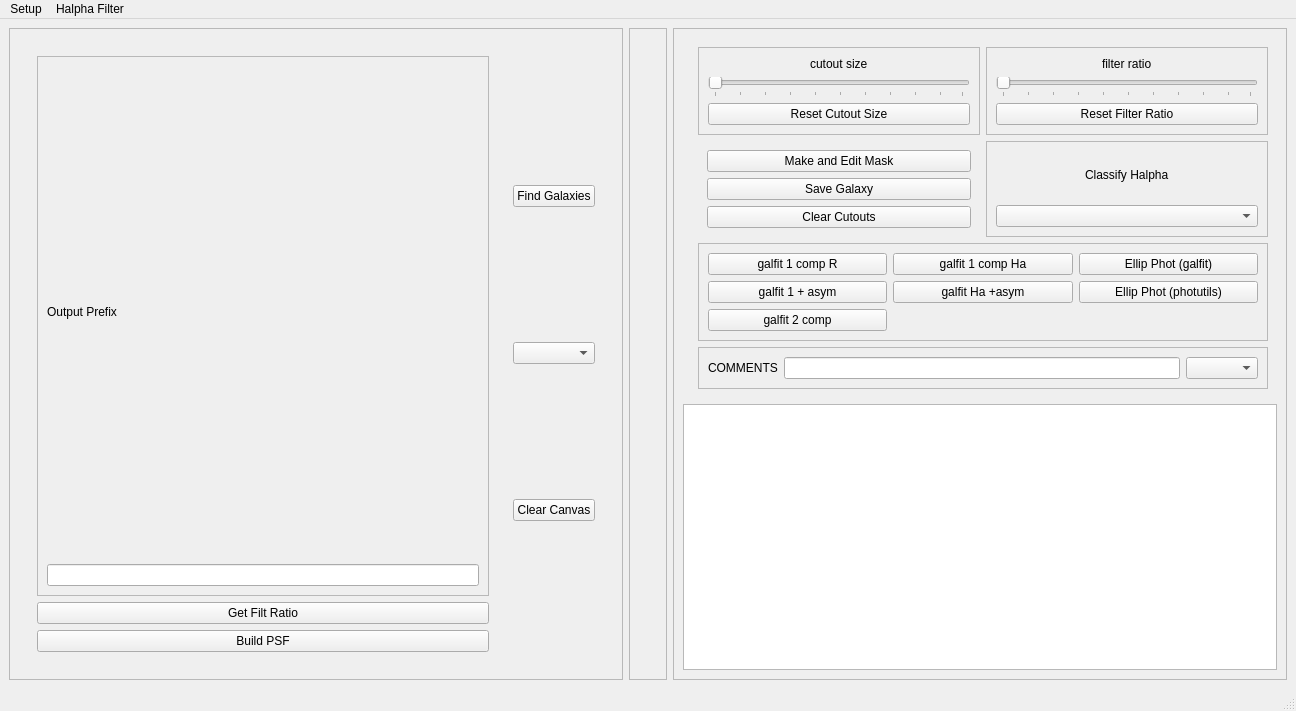
The window that testing/inactive/halphav5.ui (rfinn/halphagui) describes before a commit, drawn with Qt 5.
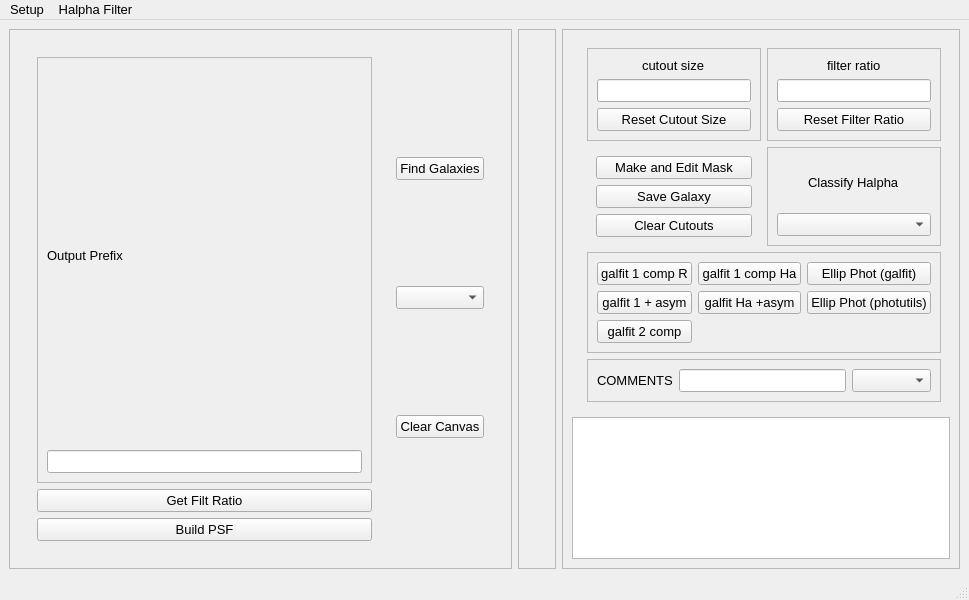
The same window after the commit.

What changed in the file:
```diff
--- a/testing/inactive/halphav5.ui
+++ b/testing/inactive/halphav5.ui
@@ -6,10 +6,15 @@
    <rect>
     <x>0</x>
     <y>0</y>
-    <width>1296</width>
-    <height>711</height>
+    <width>932</width>
+    <height>600</height>
    </rect>
   </property>
+  <property name="font">
+   <font>
+    <pointsize>10</pointsize>
+   </font>
+  </property>
   <property name="windowTitle">
    <string>Halpha Console</string>
   </property>
@@ -159,20 +164,7 @@
               </widget>
              </item>
              <item>
-              <widget class="QSlider" name="ratioSlider">
-               <property name="mouseTracking">
-                <bool>true</bool>
-               </property>
-               <property name="focusPolicy">
-                <enum>Qt::NoFocus</enum>
-               </property>
-               <property name="orientation">
-                <enum>Qt::Horizontal</enum>
-               </property>
-               <property name="tickPosition">
-                <enum>QSlider::TicksBelow</enum>
-               </property>
-              </widget>
+              <widget class="QLineEdit" name="filterRatioLineEdit"/>
              </item>
              <item>
               <widget class="QPushButton" name="resetRatioButton">
@@ -201,14 +193,7 @@
               </widget>
              </item>
              <item>
-              <widget class="QSlider" name="cutoutSlider">
-               <property name="orientation">
-                <enum>Qt::Horizontal</enum>
-               </property>
-               <property name="tickPosition">
-                <enum>QSlider::TicksBelow</enum>
-               </property>
-              </widget>
+              <widget class="QLineEdit" name="cutoutSizeLineEdit"/>
              </item>
              <item>
               <widget class="QPushButton" name="resetSizeButton">
@@ -379,7 +364,7 @@
     <rect>
      <x>0</x>
      <y>0</y>
-     <width>1296</width>
+     <width>932</width>
      <height>20</height>
     </rect>
    </property>
```
